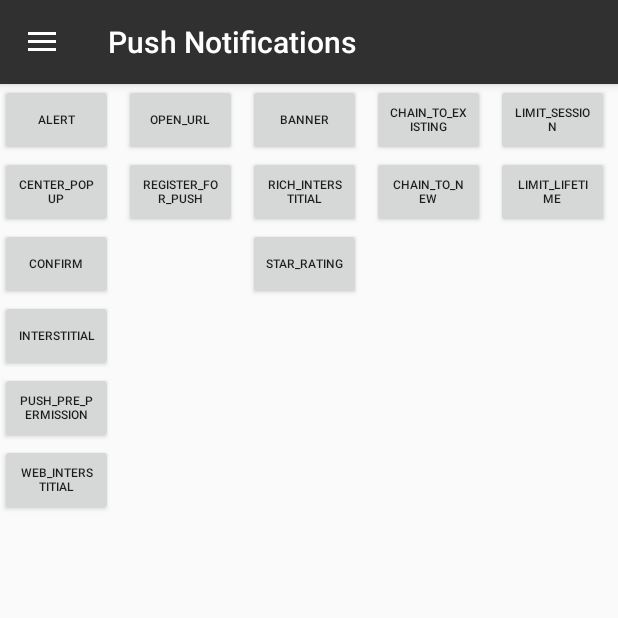
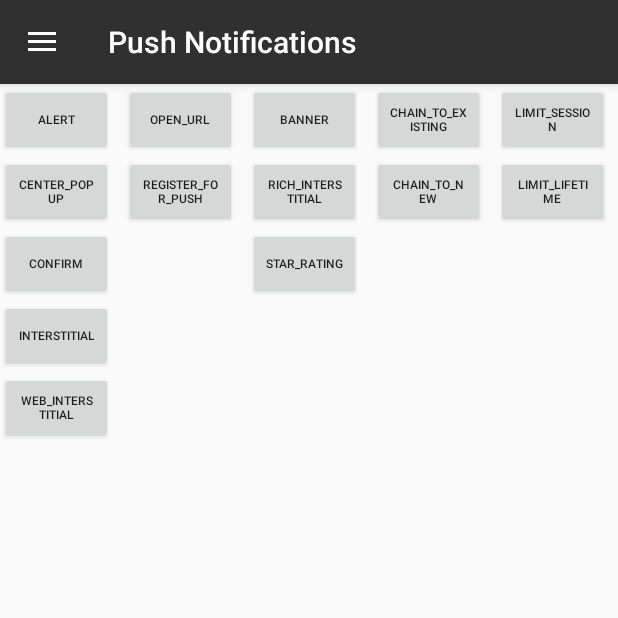
Before and after one commit to Leanplum/Leanplum-Android-SDK-Example, an Android app: the fragment TestingInAppFragment placed in its activity, on a phone screen of 412 x 824 dp, the top half of it. Run offline under Robolectric (Android 15) with nearby library versions, the phone set to English and light mode, and no system bars; 1 statement that could not run was skipped.

Commit message:
remove push pre-permission

```diff
--- a/app/src/main/java/com/leanplum/android/example/fragments/TestingInAppFragment.java
+++ b/app/src/main/java/com/leanplum/android/example/fragments/TestingInAppFragment.java
@@ -60,14 +60,6 @@ public class TestingInAppFragment extends Fragment {
       @Override
       public void onClick(View v) {
         Leanplum.track("interstitial");
-      }
-    });
-
-    final Button push_pre_permission = root.findViewById(R.id.push_pre_permission);
-    push_pre_permission.setOnClickListener(new View.OnClickListener() {
-      @Override
-      public void onClick(View v) {
-        Leanplum.track("push_pre_permission");
       }
     });
 
--- a/app/src/main/res/layout/testing_inapp.xml
+++ b/app/src/main/res/layout/testing_inapp.xml
@@ -39,14 +39,6 @@
             android:layout_height="wrap_content"
             android:enabled="true"
             android:text="interstitial"
-            android:textSize="8sp"/>
-
-        <Button
-            android:id="@+id/push_pre_permission"
-            android:layout_width="75dp"
-            android:layout_height="wrap_content"
-            android:enabled="true"
-            android:text="push_pre_permission"
             android:textSize="8sp"/>
 
         <Button
```
